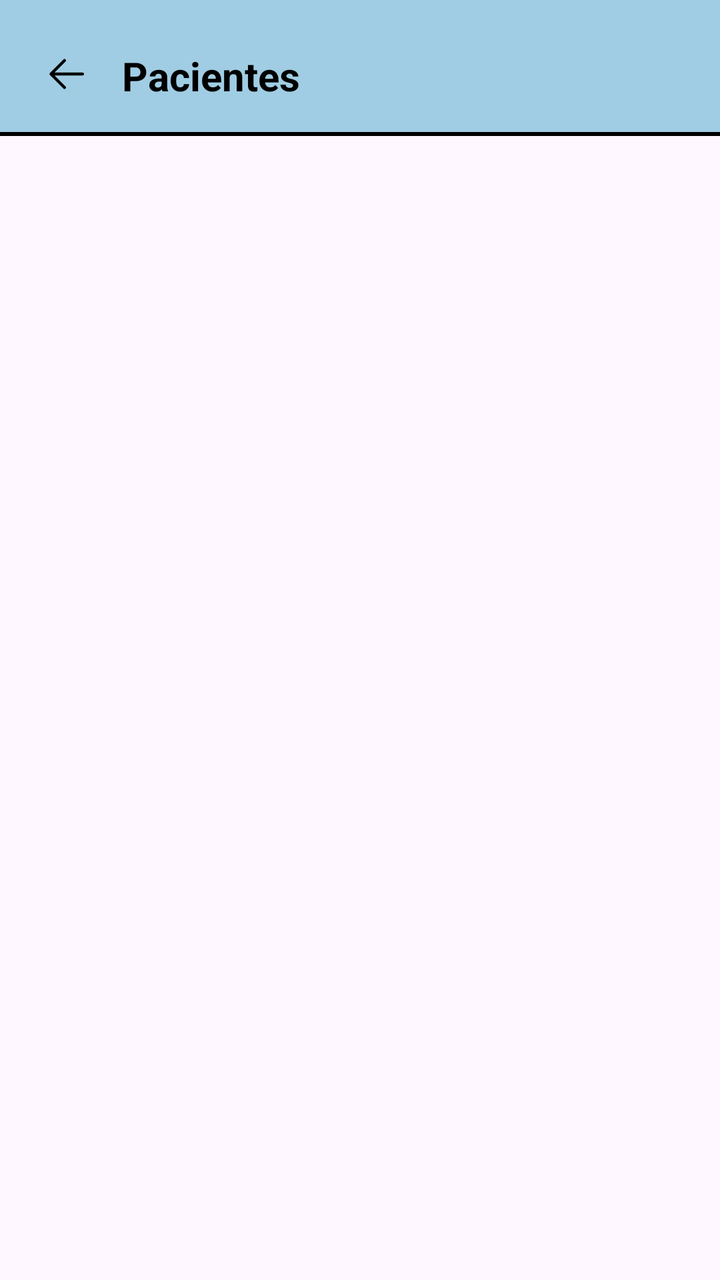
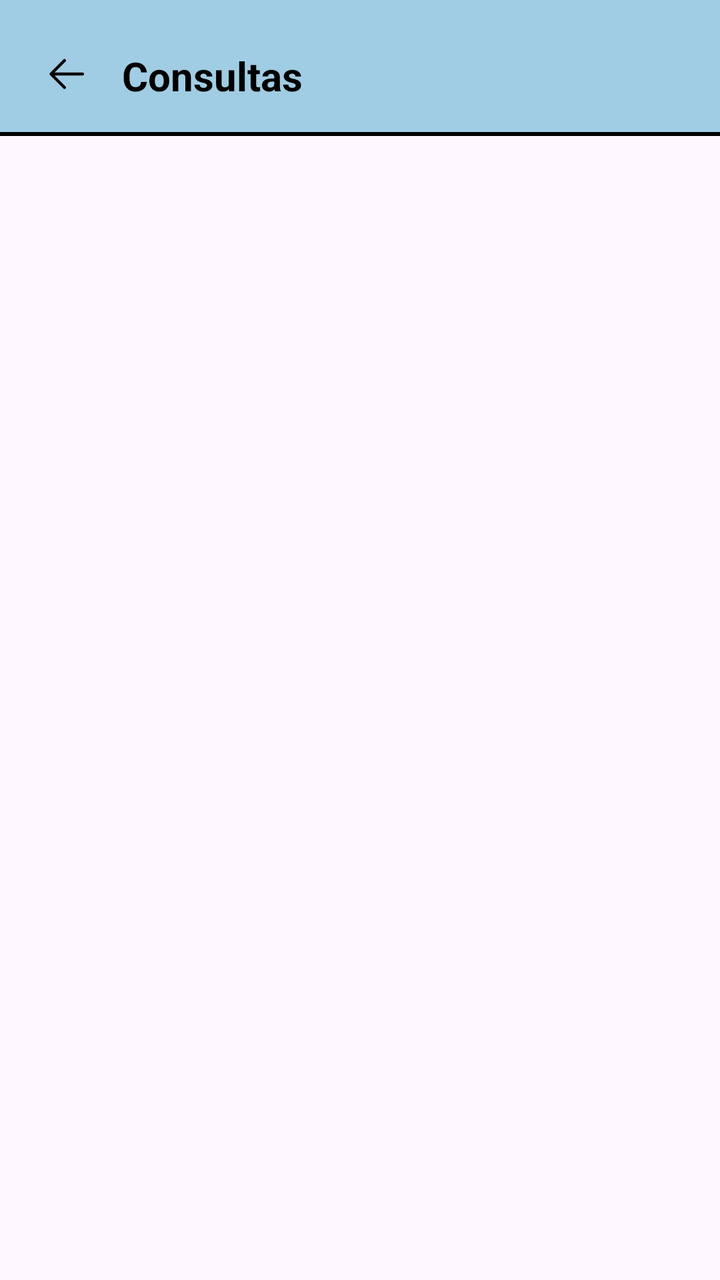

Screens rendered from an Android XML layout before and after an edit, with the pre-edit source and the edit as a unified diff.
<!-- AndroidManifest.xml: application theme Theme.Atividade4 -->
<!-- res/layout/fragment_visualizar_agendamento.xml -->
<?xml version="1.0" encoding="utf-8"?>
<androidx.constraintlayout.widget.ConstraintLayout xmlns:android="http://schemas.android.com/apk/res/android"
    xmlns:tools="http://schemas.android.com/tools"
    android:layout_width="match_parent"
    android:layout_height="match_parent"
    xmlns:app="http://schemas.android.com/apk/res-auto"
    tools:context=".VisualizarAgendamento">

    <ScrollView
        android:id="@+id/scrollViewDIARIO"
        android:layout_width="match_parent"
        android:layout_height="match_parent">
        <LinearLayout
            android:layout_width="match_parent"
            android:layout_height="match_parent"
            app:layout_constraintBottom_toBottomOf="parent"
            app:layout_constraintEnd_toEndOf="parent"
            app:layout_constraintStart_toStartOf="parent"
            app:layout_constraintTop_toTopOf="parent"
            android:orientation="vertical">

            <com.google.android.material.appbar.MaterialToolbar
                android:id="@+id/toolbarPacientes"
                android:layout_width="match_parent"
                android:layout_height="wrap_content"
                android:background="@color/color_details"
                android:padding="5dp"
                app:layout_constraintEnd_toEndOf="parent"
                app:layout_constraintStart_toStartOf="parent"
                app:layout_constraintTop_toTopOf="parent"
                app:navigationIcon="@drawable/img_voltar">

                <TextView
                    android:layout_width="wrap_content"
                    android:layout_height="wrap_content"
                    android:paddingTop="10dp"
                    android:text="Pacientes"
                    android:textColor="@color/black"
                    android:textSize="20dp"
                    android:textStyle="bold" />

            </com.google.android.material.appbar.MaterialToolbar>

            <View
                android:id="@+id/viewlinha2"
                android:layout_width="match_parent"
                android:layout_height="2dp"
                android:background="@color/black" />

            <androidx.recyclerview.widget.RecyclerView
                android:id="@+id/recyclerConsultas"
                android:layout_width="match_parent"
                android:layout_height="match_parent"
                tools:listitem="@layout/item_consulta"
                android:layout_margin="30dp"/>


        </LinearLayout>
    </ScrollView>




</androidx.constraintlayout.widget.ConstraintLayout>
<!-- res/layout/item_consulta.xml (included above) -->
<?xml version="1.0" encoding="utf-8"?>
<LinearLayout
    xmlns:android="http://schemas.android.com/apk/res/android"
    android:layout_width="match_parent"
    android:layout_height="wrap_content"
    android:orientation="vertical"
    android:padding="12dp"
    >

    <TextView
        android:id="@+id/textNomePaciente"
        android:layout_width="match_parent"
        android:layout_height="wrap_content"
        android:hint="Adylla Moreira Lopes"
        android:textStyle="bold"
        android:textSize="16sp"
        />

    <TextView
        android:id="@+id/textView_profissional"
        android:layout_width="match_parent"
        android:layout_height="wrap_content"
        android:hint="Dra.Maria Souza"
        android:textStyle="bold"
        android:textSize="16sp"
        />

    <TextView
        android:id="@+id/textView_data"
        android:layout_width="match_parent"
        android:layout_height="wrap_content"
        android:hint="02/12/2025"
        android:textStyle="bold"
        android:textSize="16sp"
        />

    <TextView
        android:id="@+id/textView_horario"
        android:layout_width="match_parent"
        android:layout_height="wrap_content"
        android:hint="08:00"
        android:textSize="14sp"
        android:textColor="#444444"
        android:layout_marginTop="4dp"/>

    <TextView
        android:id="@+id/textView_local"
        android:layout_width="match_parent"
        android:layout_height="wrap_content"
        android:hint="Clínica Psique"
        android:textStyle="bold"
        android:textSize="16sp"
        />


    <View
        android:layout_width="match_parent"
        android:layout_height="1dp"
        android:background="#3C3B3B"
        android:layout_marginTop="12dp"/>

</LinearLayout>
<!-- resources referenced by this layout -->
<resources>
  <color name="black">#FF000000</color>
  <color name="color_details">#A0CDE3</color>
  <!-- drawable img_voltar (drawable) -->
  <vector xmlns:android="http://schemas.android.com/apk/res/android" android:height="24dp" android:viewportHeight="1024" android:viewportWidth="1024" android:width="24dp">
        
      <path android:fillColor="#000000" android:pathData="M224,480h640a32,32 0,1 1,0 64H224a32,32 0,0 1,0 -64z"/>
        
      <path android:fillColor="#000000" android:pathData="m237.2,512 l265.4,265.3a32,32 0,0 1,-45.3 45.3l-288,-288a32,32 0,0 1,0 -45.3l288,-288a32,32 0,1 1,45.3 45.3L237.2,512z"/>
      
  </vector>
  <style name="Theme.Atividade4" parent="Base.Theme.Atividade4" />
  <style name="Base.Theme.Atividade4" parent="Theme.Material3.DayNight.NoActionBar">
  
          <item name="colorPrimary">@color/colorPrimary</item>
          <item name="colorAccent">@color/color_details</item>
  
      </style>
  <color name="colorPrimary">#A0CDE3</color>
</resources>

<!-- the commit's change to res/layout/fragment_visualizar_agendamento.xml (unified diff, before → after) -->
@@ -34,7 +34,7 @@
                     android:layout_width="wrap_content"
                     android:layout_height="wrap_content"
                     android:paddingTop="10dp"
-                    android:text="Pacientes"
+                    android:text="Consultas"
                     android:textColor="@color/black"
                     android:textSize="20dp"
                     android:textStyle="bold" />
